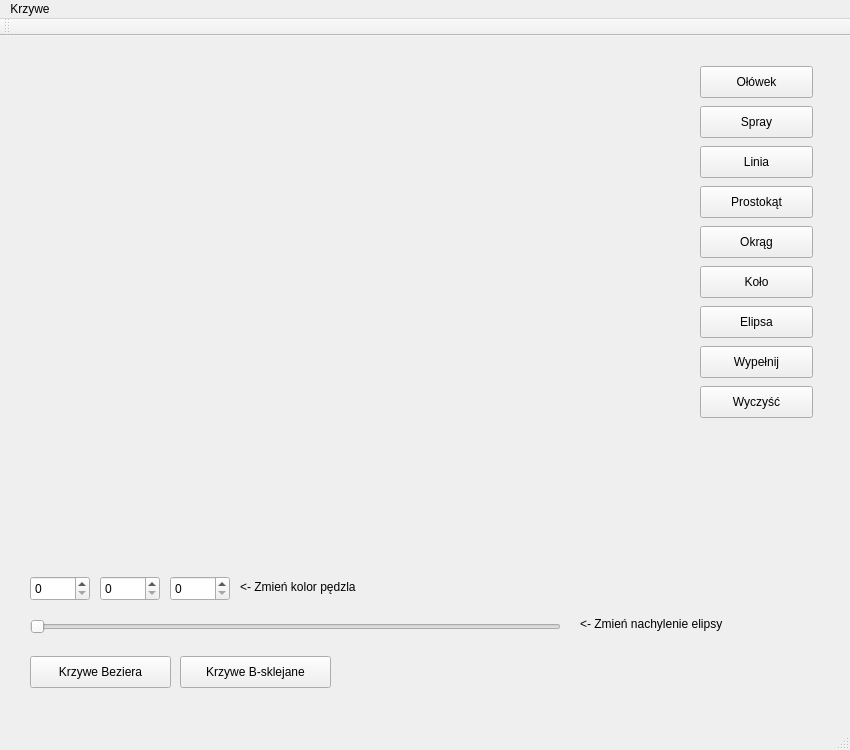
jakubpradzynski/weston, file mainwindow.ui: the form before one commit.
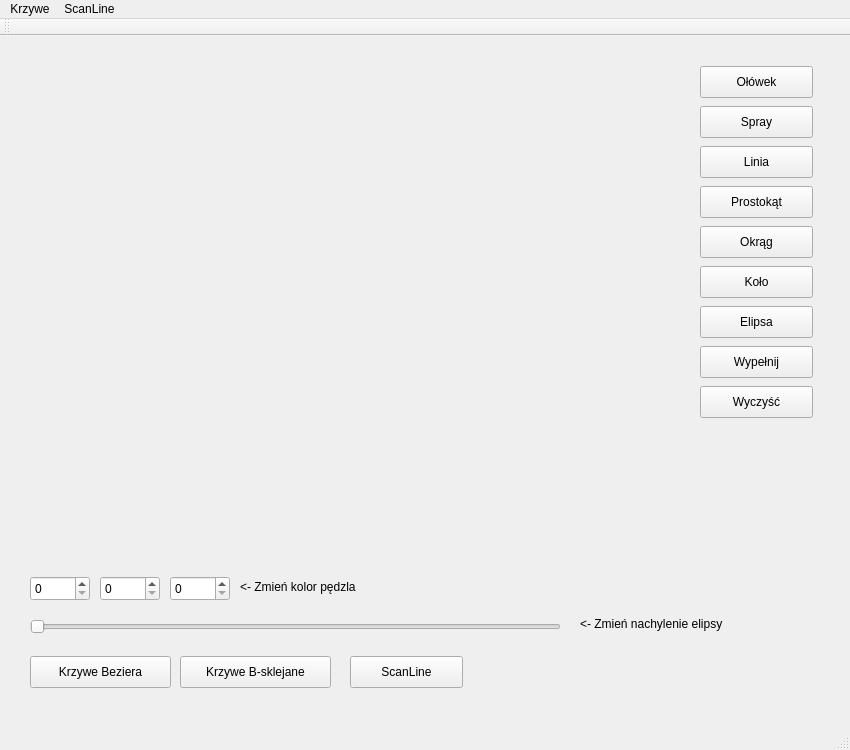
The form after the commit. Custom widgets are drawn as their Qt base class.

Commit message: Scan line algorithm

Patch:
```diff
--- a/mainwindow.ui
+++ b/mainwindow.ui
@@ -254,6 +254,19 @@
      <string>Wypełnij</string>
     </property>
    </widget>
+   <widget class="QPushButton" name="scaneLineButton">
+    <property name="geometry">
+     <rect>
+      <x>350</x>
+      <y>620</y>
+      <width>113</width>
+      <height>32</height>
+     </rect>
+    </property>
+    <property name="text">
+     <string>ScanLine</string>
+    </property>
+   </widget>
   </widget>
   <widget class="QMenuBar" name="menuBar">
    <property name="geometry">
@@ -271,7 +284,14 @@
     <addaction name="bezierCurveAction"/>
     <addaction name="bSplineCurveAction"/>
    </widget>
+   <widget class="QMenu" name="menuScaneLine">
+    <property name="title">
+     <string>ScanLine</string>
+    </property>
+    <addaction name="scaneLineAction"/>
+   </widget>
    <addaction name="curveMenu"/>
+   <addaction name="menuScaneLine"/>
   </widget>
   <widget class="QToolBar" name="mainToolBar">
    <attribute name="toolBarArea">
```
Left out of the diff: 5 changed lines with no effect on the pictures. The commit also changes 15 other files.
